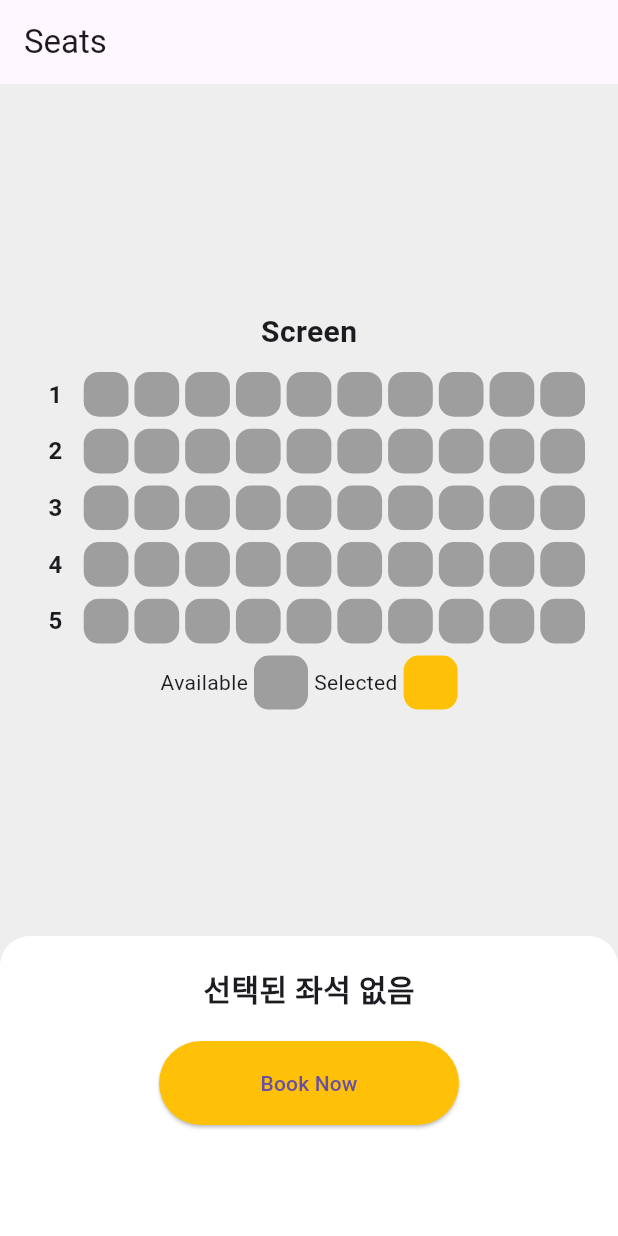
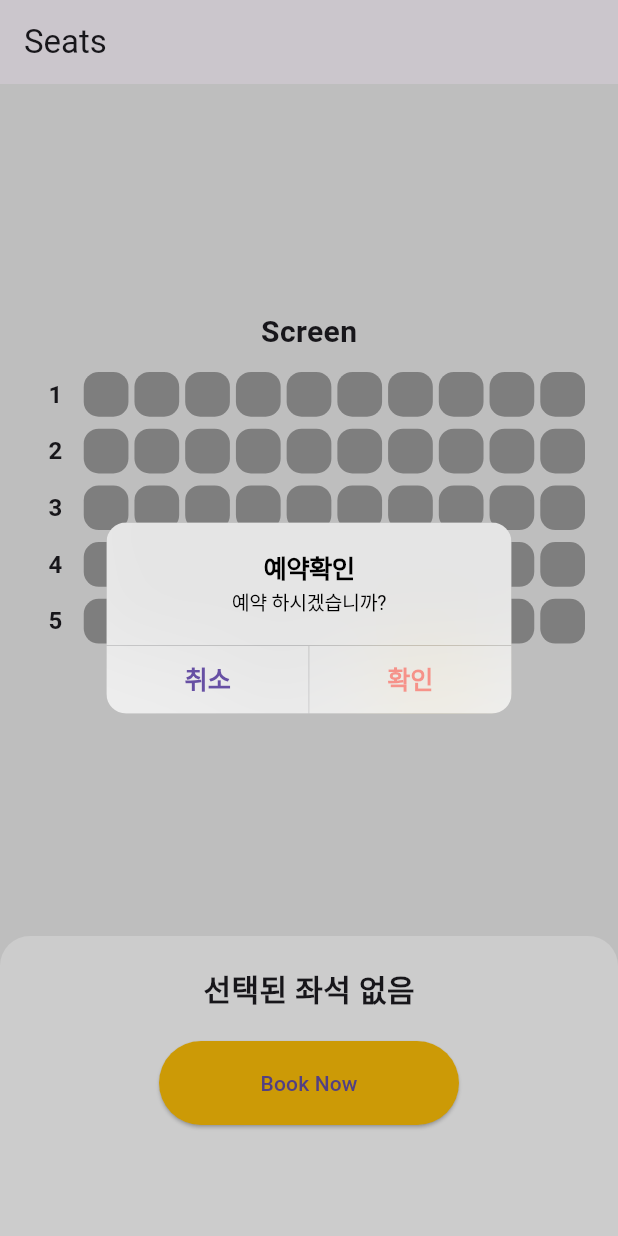
Before and after one commit to hippieperm/flutter_seat_app, a Flutter app: the screen it shows after launch, after a tap on "Book Now", on a phone screen of 412 x 824 dp. Run offline on Flutter 3.47's test engine with Material 3 defaults, Android fonts, the phone set to English and light mode, and no system bars.

Commit message:
SeatBottom 위젯 수정: 'Book Now' 버튼 클릭 시 예약 확인을 위한 CupertinoDialog 추가

```diff
--- a/lib/seat_bottom.dart
+++ b/lib/seat_bottom.dart
@@ -1,3 +1,4 @@
+import 'package:flutter/cupertino.dart';
 import 'package:flutter/material.dart';
 
 class SeatBottom extends StatelessWidget {
@@ -31,7 +32,40 @@ class SeatBottom extends StatelessWidget {
             width: 200,
             height: 56,
             child: ElevatedButton(
-              onPressed: () {},
+              onPressed: () {
+                showCupertinoDialog(
+                  context: context,
+                  builder: (context) {
+                    return CupertinoAlertDialog(
+                      title: Text('예약확인'),
+                      content: Text('예약 하시겠습니까?'),
+                      actions: [
+                        CupertinoDialogAction(
+                          isDefaultAction: true,
+                          onPressed: () {
+                            Navigator.of(context).pop();
+                          },
+                          child: Text(
+                            '취소',
+                            style: TextStyle(
+                              fontWeight: FontWeight.bold,
+                            ),
+                          ),
+                        ),
+                        CupertinoDialogAction(
+                          isDestructiveAction: true,
+                          child: Text(
+                            '확인',
+                            style: TextStyle(
+                              fontWeight: FontWeight.bold,
+                            ),
+                          ),
+                        ),
+                      ],
+                    );
+                  },
+                );
+              },
               child: Text('Book Now'),
               style: ElevatedButton.styleFrom(
                 backgroundColor: Colors.amber,
```
